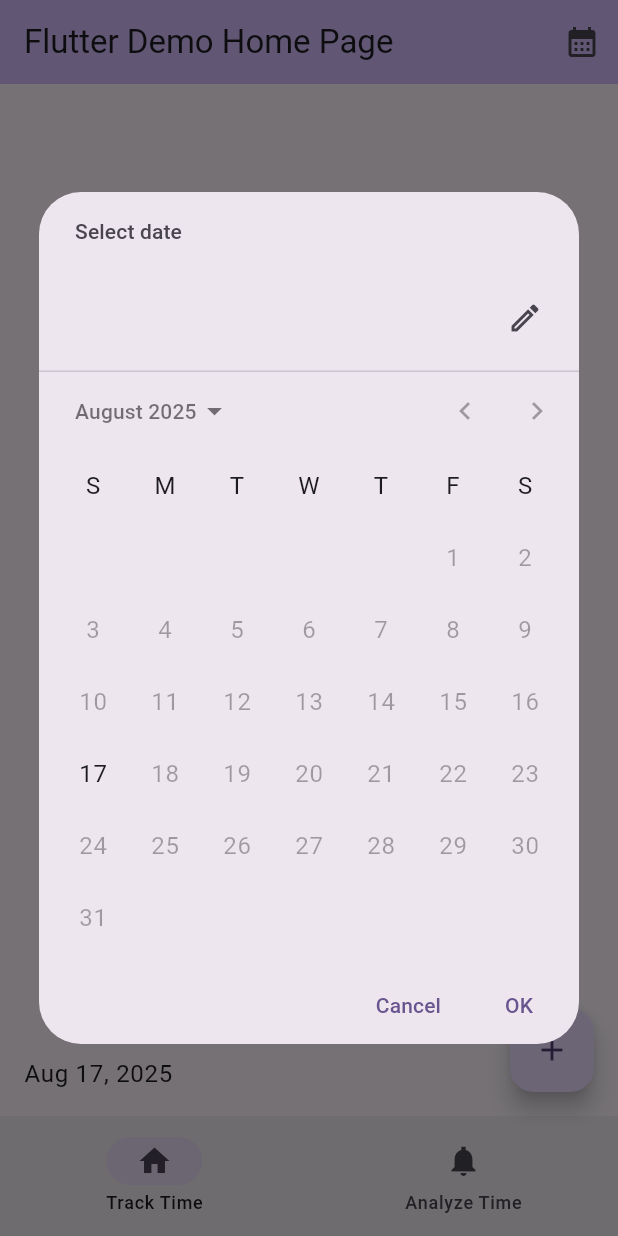
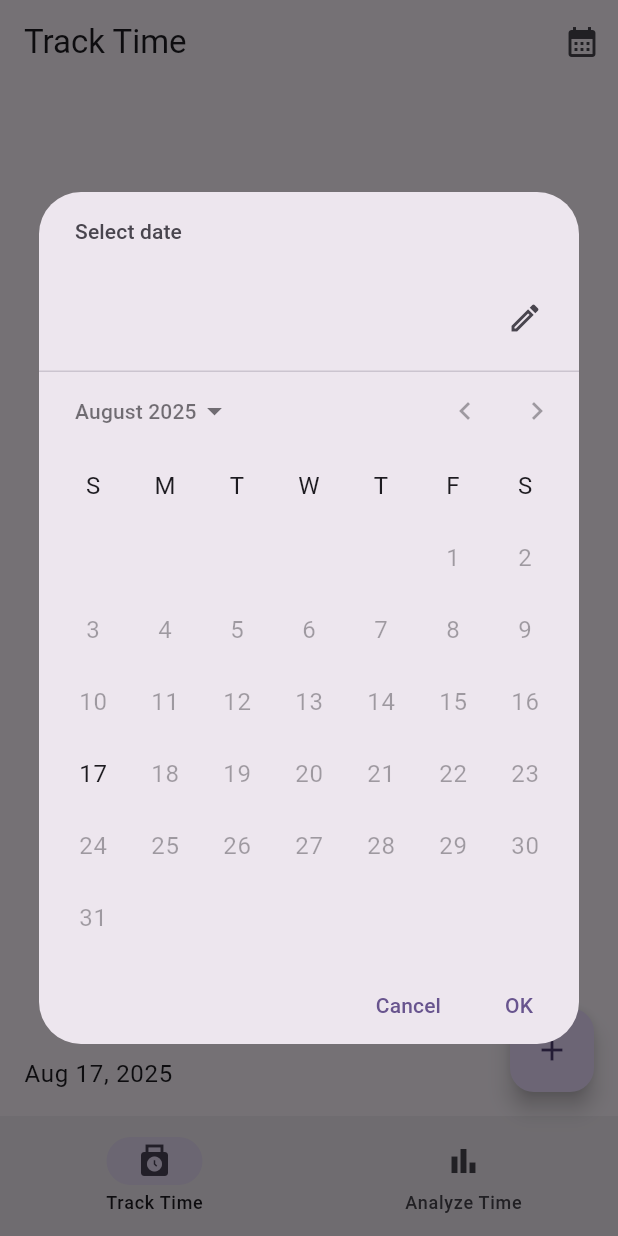
Before and after one commit to jesselooney/onclo, a Flutter app: the screen it shows after launch, after a tap on the "calendar month" icon, on a phone screen of 412 x 824 dp. Run offline on Flutter 3.47's test engine with Material 3 defaults, Android fonts, the phone set to English and light mode, and no system bars; drawn by our look-alikes of scrollable_positioned_list; our stand-ins replace drift, drift_flutter; accounts and stored records are empty; generated files the repository leaves out were written again.

Commit message:
refactor main

```diff
--- a/lib/main.dart
+++ b/lib/main.dart
@@ -10,98 +10,68 @@ void main() {
   runApp(
     Provider<AppDatabase>(
       create: (context) => AppDatabase(),
-      child: MyApp(),
+      child: App(),
       dispose: (context, db) => db.close(),
     ),
   );
 }
 
-class MyApp extends StatelessWidget {
-  const MyApp({super.key});
+class App extends StatelessWidget {
+  const App({super.key});
 
   @override
   Widget build(BuildContext context) {
     return MaterialApp(
-      title: 'Flutter Demo',
+      title: 'Onclo (Alpha)',
       theme: ThemeData(
         colorScheme: ColorScheme.fromSeed(seedColor: Colors.deepPurple),
       ),
-      home: MyHomePage(
-        title: 'Flutter Demo Home Page',
-        db: Provider.of<AppDatabase>(context),
-      ),
+      home: TrackingPage(db: Provider.of<AppDatabase>(context)),
     );
   }
 }
 
-class MyHomePage extends StatefulWidget {
-  const MyHomePage({super.key, required this.title, required this.db});
+class TrackingPage extends StatefulWidget {
+  const TrackingPage({super.key, required this.db});
 
-  final String title;
   final AppDatabase db;
 
   @override
-  State<MyHomePage> createState() => _MyHomePageState();
+  State<TrackingPage> createState() => _TrackingPageState();
 }
 
-class _MyHomePageState extends State<MyHomePage> {
+class _TrackingPageState extends State<TrackingPage> {
   final ItemScrollController itemScrollController = ItemScrollController();
-  late final Future<DateTime> future;
+  late final Future<DateTime> firstDateFuture;
 
   @override
   void initState() {
     super.initState();
     // TODO: Ideally this value is reactive -> streambuilder?
-    future = this.widget.db.earliestEndDate.then(
+    firstDateFuture = this.widget.db.earliestEndDate.then(
       (date) => (date ?? DateTime.now()).atStartOfDay,
     );
   }
 
-  @override
-  Widget build(BuildContext context) {
-    return FutureBuilder(
-      future: future,
-      builder: (context, snapshot) => Scaffold(
-        appBar: AppBar(
-          backgroundColor: Theme.of(context).colorScheme.inversePrimary,
-          title: Text(widget.title),
-          actions: snapshot.hasData
-              ? [
-                  IconButton(
+  Widget buildJumpToDayAction(
+    DateTime firstDate,
+    ItemScrollController itemScrollController,
+  ) => IconButton(
     icon: const Icon(Icons.calendar_month),
     onPressed: () async {
       final DateTime? pickedDate = await showDatePicker(
         context: context,
-                        firstDate: snapshot.requireData,
+        firstDate: firstDate,
         lastDate: DateTime.now(),
       );
       if (pickedDate == null) return;
       // WARN: This value is probably not always right.
-                      final daysBetween = DateTime.now()
-                          .difference(pickedDate)
-                          .inDays;
+      final daysBetween = DateTime.now().difference(pickedDate).inDays;
       itemScrollController.jumpTo(index: daysBetween);
     },
-                  ),
-                ]
-              : [],
-        ),
-        body: Center(
-          child: Column(
-            mainAxisAlignment: MainAxisAlignment.center,
-            children: <Widget>[
-              Expanded(
-                child: snapshot.hasData
-                    ? DaysView(
-                        firstDate: snapshot.requireData,
-                        itemScrollController: itemScrollController,
-                      )
-                    : Container(),
-              ),
-            ],
-          ),
-        ),
-        floatingActionButton: FloatingActionButton(
+  );
+
+  Widget buildFab() => FloatingActionButton(
     onPressed: () {
       showModalBottomSheet<void>(
         context: context,
@@ -148,17 +118,49 @@ class _MyHomePageState extends State<MyHomePage> {
     },
     tooltip: 'Add Session',
     child: const Icon(Icons.add),
+  );
+
+  Widget buildNavigationBar(BuildContext context) => NavigationBar(
+    destinations: [
+      NavigationDestination(icon: Icon(Icons.punch_clock), label: "Track Time"),
+      NavigationDestination(icon: Icon(Icons.bar_chart), label: "Analyze Time"),
+    ],
+  );
+
+  @override
+  Widget build(BuildContext context) {
+    return FutureBuilder(
+      future: firstDateFuture,
+      builder: (context, snapshot) => Scaffold(
+        appBar: AppBar(
+          title: Text('Track Time'),
+          actions: snapshot.hasData
+              ? [
+                  buildJumpToDayAction(
+                    snapshot.requireData,
+                    itemScrollController,
                   ),
-        bottomNavigationBar: NavigationBar(
-          destinations: const <Widget>[
-            NavigationDestination(icon: Icon(Icons.home), label: "Track Time"),
-            NavigationDestination(
-              icon: Icon(Icons.notifications_sharp),
-              label: "Analyze Time",
+                ]
+              : [],
+        ),
+        body: Center(
+          child: Column(
+            mainAxisAlignment: MainAxisAlignment.center,
+            children: <Widget>[
+              Expanded(
+                child: snapshot.hasData
+                    ? DaysView(
+                        firstDate: snapshot.requireData,
+                        itemScrollController: itemScrollController,
+                      )
+                    : Container(),
               ),
             ],
           ),
         ),
+        floatingActionButton: buildFab(),
+        bottomNavigationBar: buildNavigationBar(context),
+      ),
     );
   }
 }
```
Lines whose indentation alone changed are shown as unchanged.
